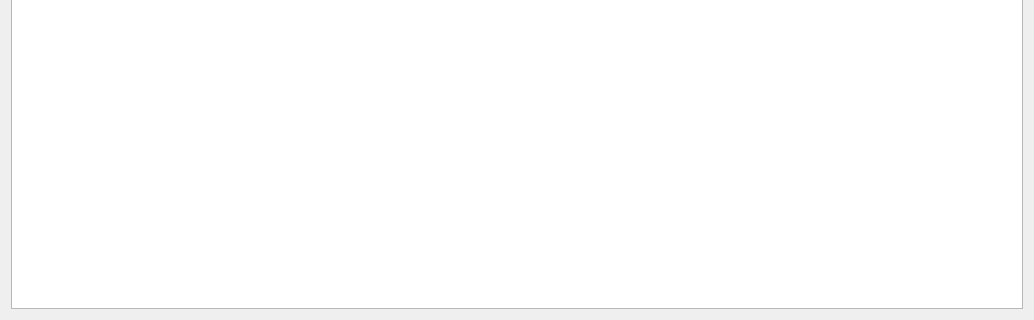
Qt form client/widgets/data_view/dataview.ui (kbrddestroyer/OpenScheduler) before a commit; both pictures show x 0 to 1034 and y 353 to 673 of the 1034 by 673 pixel window.
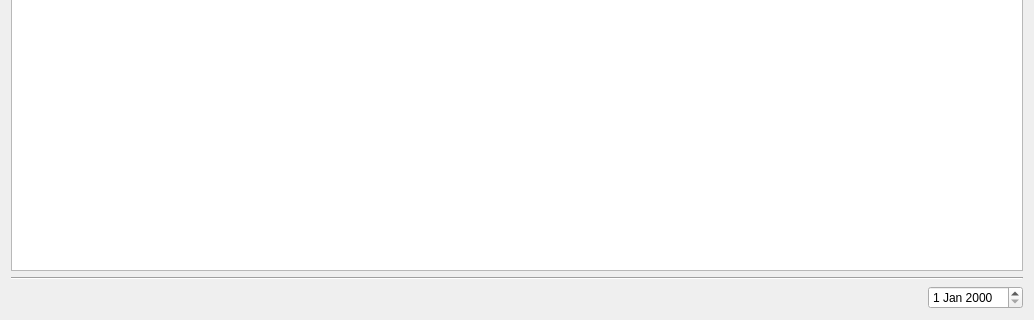
The same form after that commit.

Commit message: Added dataview resync with database event, drafted day display model

Diff of the .ui file:
```diff
--- a/client/widgets/data_view/dataview.ui
+++ b/client/widgets/data_view/dataview.ui
@@ -26,6 +26,33 @@
        </attribute>
       </widget>
      </item>
+     <item>
+      <widget class="Line" name="line">
+       <property name="orientation">
+        <enum>Qt::Orientation::Horizontal</enum>
+       </property>
+      </widget>
+     </item>
+     <item>
+      <layout class="QHBoxLayout" name="horizontalLayout_2">
+       <item>
+        <spacer name="horizontalSpacer">
+         <property name="orientation">
+          <enum>Qt::Orientation::Horizontal</enum>
+         </property>
+         <property name="sizeHint" stdset="0">
+          <size>
+           <width>40</width>
+           <height>20</height>
+          </size>
+         </property>
+        </spacer>
+       </item>
+       <item>
+        <widget class="QDateEdit" name="dateEdit"/>
+       </item>
+      </layout>
+     </item>
     </layout>
    </item>
   </layout>
```
Left out of the diff: 22 changed lines with no effect on the pictures. The commit also changes 9 other files.
